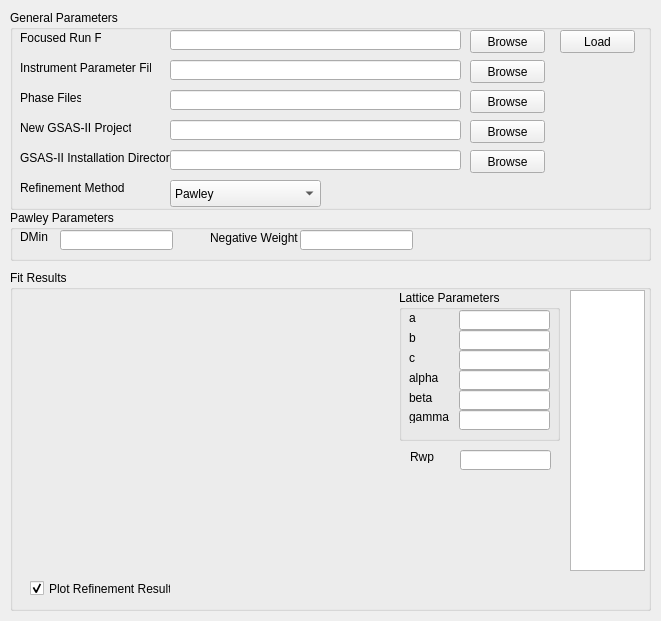
mantidproject/mantid, file qt/scientific_interfaces/EnggDiffraction/EnggDiffractionQtTabGSAS.ui: the form before one commit.
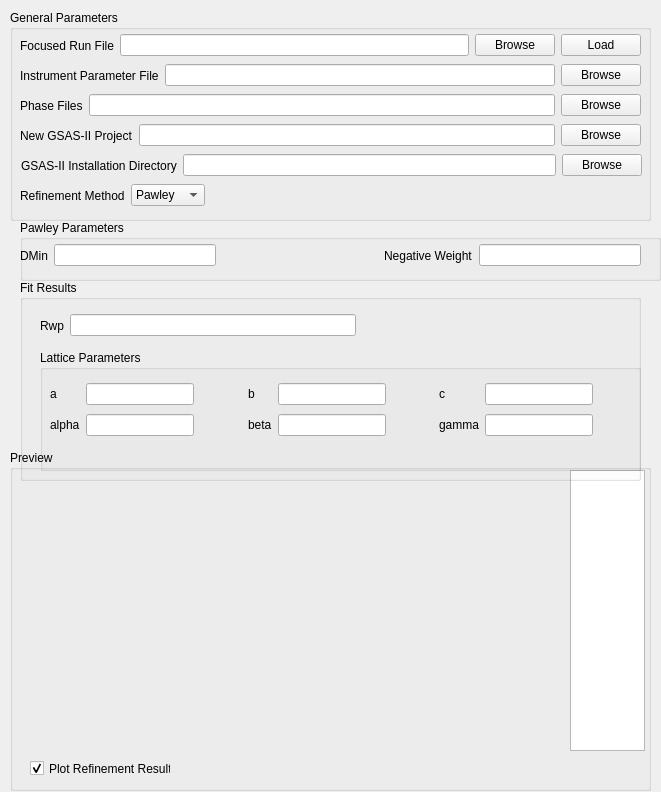
The form after the commit. Custom widgets are drawn as their Qt base class.

Commit message: Re #15552 Organise form items into horizontal layouts

What changed in the file:
```diff
--- a/qt/scientific_interfaces/EnggDiffraction/EnggDiffractionQtTabGSAS.ui
+++ b/qt/scientific_interfaces/EnggDiffraction/EnggDiffractionQtTabGSAS.ui
@@ -7,9 +7,15 @@
     <x>0</x>
     <y>0</y>
     <width>661</width>
-    <height>621</height>
+    <height>792</height>
    </rect>
   </property>
+  <property name="sizePolicy">
+   <sizepolicy hsizetype="Expanding" vsizetype="Expanding">
+    <horstretch>4</horstretch>
+    <verstretch>2</verstretch>
+   </sizepolicy>
+  </property>
   <property name="windowTitle">
    <string>Form</string>
   </property>
@@ -19,21 +25,30 @@
      <x>10</x>
      <y>10</y>
      <width>641</width>
-     <height>200</height>
+     <height>211</height>
     </rect>
    </property>
+   <property name="sizePolicy">
+    <sizepolicy hsizetype="Preferred" vsizetype="Preferred">
+     <horstretch>4</horstretch>
+     <verstretch>2</verstretch>
+    </sizepolicy>
+   </property>
    <property name="title">
     <string>General Parameters</string>
    </property>
+   <widget class="QWidget" name="horizontalLayoutWidget">
+    <property name="geometry">
+     <rect>
+      <x>10</x>
+      <y>20</y>
+      <width>621</width>
+      <height>31</height>
+     </rect>
+    </property>
+    <layout class="QHBoxLayout" name="horizontalLayout_focusedRunFile">
+     <item>
    <widget class="QLabel" name="label_runFile">
-    <property name="geometry">
-     <rect>
-      <x>10</x>
-      <y>20</y>
-      <width>81</width>
-      <height>16</height>
-     </rect>
-    </property>
     <property name="toolTip">
      <string>Nexus file containing a spectrum focused using EnggFocus or the Focus tab</string>
     </property>
@@ -41,51 +56,38 @@
      <string>Focused Run File</string>
     </property>
    </widget>
-   <widget class="QLineEdit" name="lineEdit_runFile">
-    <property name="geometry">
-     <rect>
-      <x>160</x>
-      <y>20</y>
-      <width>291</width>
-      <height>20</height>
-     </rect>
-    </property>
-   </widget>
+     </item>
+     <item>
+      <widget class="QLineEdit" name="lineEdit_runFile"/>
+     </item>
+     <item>
    <widget class="QPushButton" name="pushButton_browseRunFile">
-    <property name="geometry">
-     <rect>
-      <x>460</x>
-      <y>20</y>
-      <width>75</width>
-      <height>23</height>
-     </rect>
-    </property>
     <property name="text">
      <string>Browse</string>
     </property>
    </widget>
+     </item>
+     <item>
    <widget class="QPushButton" name="pushButton_loadRun">
-    <property name="geometry">
-     <rect>
-      <x>550</x>
-      <y>20</y>
-      <width>75</width>
-      <height>23</height>
-     </rect>
-    </property>
     <property name="text">
      <string>Load</string>
     </property>
    </widget>
+     </item>
+    </layout>
+   </widget>
+   <widget class="QWidget" name="horizontalLayoutWidget_2">
+    <property name="geometry">
+     <rect>
+      <x>10</x>
+      <y>50</y>
+      <width>621</width>
+      <height>31</height>
+     </rect>
+    </property>
+    <layout class="QHBoxLayout" name="horizontalLayout_instParams">
+     <item>
    <widget class="QLabel" name="label_instParamsFile">
-    <property name="geometry">
-     <rect>
-      <x>10</x>
-      <y>50</y>
-      <width>131</width>
-      <height>16</height>
-     </rect>
-    </property>
     <property name="toolTip">
      <string>GSAS-style instrument file (extension *.prm)</string>
     </property>
@@ -93,38 +95,31 @@
      <string>Instrument Parameter File</string>
     </property>
    </widget>
-   <widget class="QLineEdit" name="lineEdit_instParamsFile">
-    <property name="geometry">
-     <rect>
-      <x>160</x>
-      <y>50</y>
-      <width>291</width>
-      <height>20</height>
-     </rect>
-    </property>
-   </widget>
+     </item>
+     <item>
+      <widget class="QLineEdit" name="lineEdit_instParamsFile"/>
+     </item>
+     <item>
    <widget class="QPushButton" name="pushButton_browseInstParams">
+       <property name="text">
+        <string>Browse</string>
+       </property>
+      </widget>
+     </item>
+    </layout>
+   </widget>
+   <widget class="QWidget" name="horizontalLayoutWidget_3">
     <property name="geometry">
      <rect>
-      <x>460</x>
-      <y>50</y>
-      <width>75</width>
-      <height>23</height>
+      <x>10</x>
+      <y>80</y>
+      <width>621</width>
+      <height>31</height>
      </rect>
     </property>
-    <property name="text">
-     <string>Browse</string>
-    </property>
-   </widget>
+    <layout class="QHBoxLayout" name="horizontalLayout_phaseFiles">
+     <item>
    <widget class="QLabel" name="label_phaseFiles">
-    <property name="geometry">
-     <rect>
-      <x>10</x>
-      <y>80</y>
-      <width>61</width>
-      <height>16</height>
-     </rect>
-    </property>
     <property name="toolTip">
      <string>*.cif files containing the phases to refine</string>
     </property>
@@ -132,38 +127,31 @@
      <string>Phase Files</string>
     </property>
    </widget>
-   <widget class="QLineEdit" name="lineEdit_phaseFiles">
-    <property name="geometry">
-     <rect>
-      <x>160</x>
-      <y>80</y>
-      <width>291</width>
-      <height>20</height>
-     </rect>
-    </property>
-   </widget>
+     </item>
+     <item>
+      <widget class="QLineEdit" name="lineEdit_phaseFiles"/>
+     </item>
+     <item>
    <widget class="QPushButton" name="pushButton_browsePhaseFiles">
+       <property name="text">
+        <string>Browse</string>
+       </property>
+      </widget>
+     </item>
+    </layout>
+   </widget>
+   <widget class="QWidget" name="horizontalLayoutWidget_4">
     <property name="geometry">
      <rect>
-      <x>460</x>
-      <y>80</y>
-      <width>75</width>
-      <height>23</height>
+      <x>10</x>
+      <y>110</y>
+      <width>621</width>
+      <height>31</height>
      </rect>
     </property>
-    <property name="text">
-     <string>Browse</string>
-    </property>
-   </widget>
+    <layout class="QHBoxLayout" name="horizontalLayout_GSASIIProj">
+     <item>
    <widget class="QLabel" name="label_gsasProjPath">
-    <property name="geometry">
-     <rect>
-      <x>10</x>
-      <y>110</y>
-      <width>111</width>
-      <height>16</height>
-     </rect>
-    </property>
     <property name="toolTip">
      <string>The name of a new *.gpx project to write refinement results out to. This can be opened and used for more complex refinements in GSAS-II</string>
     </property>
@@ -171,38 +159,31 @@
      <string>New GSAS-II Project</string>
     </property>
    </widget>
-   <widget class="QLineEdit" name="lineEdit_gsasProjPath">
-    <property name="geometry">
-     <rect>
-      <x>160</x>
-      <y>110</y>
-      <width>291</width>
-      <height>20</height>
-     </rect>
-    </property>
-   </widget>
+     </item>
+     <item>
+      <widget class="QLineEdit" name="lineEdit_gsasProjPath"/>
+     </item>
+     <item>
    <widget class="QPushButton" name="pushButton_gsasProjPath">
+       <property name="text">
+        <string>Browse</string>
+       </property>
+      </widget>
+     </item>
+    </layout>
+   </widget>
+   <widget class="QWidget" name="horizontalLayoutWidget_5">
     <property name="geometry">
      <rect>
-      <x>460</x>
-      <y>110</y>
-      <width>75</width>
-      <height>23</height>
+      <x>11</x>
+      <y>140</y>
+      <width>621</width>
+      <height>31</height>
      </rect>
     </property>
-    <property name="text">
-     <string>Browse</string>
-    </property>
-   </widget>
+    <layout class="QHBoxLayout" name="horizontalLayout_GSASHome">
+     <item>
    <widget class="QLabel" name="label_gsasHome">
-    <property name="geometry">
-     <rect>
-      <x>10</x>
-      <y>140</y>
-      <width>151</width>
-      <height>16</height>
-     </rect>
-    </property>
     <property name="toolTip">
      <string>Directory containing GSAS-II installation. This directory must contain GSASIIscriptable.py</string>
     </property>
@@ -210,38 +191,31 @@
      <string>GSAS-II Installation Directory</string>
     </property>
    </widget>
-   <widget class="QLineEdit" name="lineEdit_gsasHome">
-    <property name="geometry">
-     <rect>
-      <x>160</x>
-      <y>140</y>
-      <width>291</width>
-      <height>20</height>
-     </rect>
-    </property>
-   </widget>
+     </item>
+     <item>
+      <widget class="QLineEdit" name="lineEdit_gsasHome"/>
+     </item>
+     <item>
    <widget class="QPushButton" name="pushButton_browseGSASHome">
+       <property name="text">
+        <string>Browse</string>
+       </property>
+      </widget>
+     </item>
+    </layout>
+   </widget>
+   <widget class="QWidget" name="horizontalLayoutWidget_6">
     <property name="geometry">
      <rect>
-      <x>460</x>
-      <y>140</y>
-      <width>75</width>
-      <height>23</height>
+      <x>10</x>
+      <y>170</y>
+      <width>621</width>
+      <height>31</height>
      </rect>
     </property>
-    <property name="text">
-     <string>Browse</string>
-    </property>
-   </widget>
+    <layout class="QHBoxLayout" name="horizontalLayout_refinementMethod">
+     <item>
    <widget class="QLabel" name="label_refinementMethod">
-    <property name="geometry">
-     <rect>
-      <x>10</x>
-      <y>170</y>
-      <width>111</width>
-      <height>16</height>
-     </rect>
-    </property>
     <property name="toolTip">
      <string>Rietveld or Pawley</string>
     </property>
@@ -249,15 +223,9 @@
      <string>Refinement Method</string>
     </property>
    </widget>
+     </item>
+     <item>
    <widget class="QComboBox" name="comboBox_refinementMethod">
-    <property name="geometry">
-     <rect>
-      <x>160</x>
-      <y>170</y>
-      <width>151</width>
-      <height>27</height>
-     </rect>
-    </property>
     <item>
      <property name="text">
       <string>Pawley</string>
@@ -269,28 +237,47 @@
      </property>
     </item>
    </widget>
+     </item>
+     <item>
+      <spacer name="horizontalSpacer_6">
+       <property name="orientation">
+        <enum>Qt::Horizontal</enum>
+       </property>
+       <property name="sizeHint" stdset="0">
+        <size>
+         <width>40</width>
+         <height>20</height>
+        </size>
+       </property>
+      </spacer>
+     </item>
+    </layout>
+   </widget>
   </widget>
   <widget class="QGroupBox" name="groupBox_pawleyParams">
    <property name="geometry">
     <rect>
-     <x>10</x>
-     <y>210</y>
+     <x>20</x>
+     <y>220</y>
      <width>641</width>
-     <height>51</height>
+     <height>61</height>
     </rect>
    </property>
    <property name="title">
     <string>Pawley Parameters</string>
    </property>
+   <widget class="QWidget" name="horizontalLayoutWidget_7">
+    <property name="geometry">
+     <rect>
+      <x>0</x>
+      <y>20</y>
+      <width>621</width>
+      <height>31</height>
+     </rect>
+    </property>
+    <layout class="QHBoxLayout" name="horizontalLayout_pawleyParams">
+     <item>
    <widget class="QLabel" name="label_pawleyDMin">
-    <property name="geometry">
-     <rect>
-      <x>10</x>
-      <y>20</y>
-      <width>47</width>
-      <height>13</height>
-     </rect>
-    </property>
     <property name="toolTip">
      <string>The minimum d-spacing to use. Leave empty to use the default (1)</string>
     </property>
@@ -298,28 +285,29 @@
      <string>DMin</string>
     </property>
    </widget>
+     </item>
+     <item>
    <widget class="QLineEdit" name="lineEdit_pawleyDMin">
-    <property name="geometry">
-     <rect>
-      <x>50</x>
-      <y>20</y>
-      <width>113</width>
-      <height>20</height>
-     </rect>
-    </property>
     <property name="layoutDirection">
      <enum>Qt::LeftToRight</enum>
     </property>
    </widget>
+     </item>
+     <item>
+      <spacer name="horizontalSpacer_8">
+       <property name="orientation">
+        <enum>Qt::Horizontal</enum>
+       </property>
+       <property name="sizeHint" stdset="0">
+        <size>
+         <width>40</width>
+         <height>20</height>
+        </size>
+       </property>
+      </spacer>
+     </item>
+     <item>
    <widget class="QLabel" name="label_pawleyNegativeWeight">
-    <property name="geometry">
-     <rect>
-      <x>200</x>
-      <y>20</y>
-      <width>91</width>
-      <height>16</height>
-     </rect>
-    </property>
     <property name="toolTip">
      <string>The weight of the penalty function for negative intensities. Leave empty to use default (0)</string>
     </property>
@@ -327,35 +315,31 @@
      <string>Negative Weight</string>
     </property>
    </widget>
-   <widget class="QLineEdit" name="lineEdit_pawleyNegativeWeight">
-    <property name="geometry">
-     <rect>
-      <x>290</x>
-      <y>20</y>
-      <width>113</width>
-      <height>20</height>
-     </rect>
-    </property>
+     </item>
+     <item>
+      <widget class="QLineEdit" name="lineEdit_pawleyNegativeWeight"/>
+     </item>
+    </layout>
    </widget>
   </widget>
-  <widget class="QGroupBox" name="groupBox_fitResults">
+  <widget class="QGroupBox" name="groupBox_preview">
    <property name="geometry">
     <rect>
      <x>10</x>
-     <y>270</y>
+     <y>450</y>
      <width>641</width>
      <height>341</height>
     </rect>
    </property>
    <property name="title">
-    <string>Fit Results</string>
+    <string>Preview</string>
    </property>
    <widget class="QwtPlot" name="plotArea">
     <property name="geometry">
      <rect>
       <x>10</x>
       <y>20</y>
-      <width>371</width>
+      <width>541</width>
       <height>281</height>
      </rect>
     </property>
@@ -407,184 +391,222 @@
      </rect>
     </property>
    </widget>
+   <zorder>plotArea</zorder>
+   <zorder>checkBox_showRefinementResults</zorder>
+   <zorder>listWidget_runLabels</zorder>
+   <zorder>groupBox_fitResults</zorder>
+  </widget>
+  <widget class="QGroupBox" name="groupBox_fitResults">
+   <property name="geometry">
+    <rect>
+     <x>20</x>
+     <y>280</y>
+     <width>621</width>
+     <height>201</height>
+    </rect>
+   </property>
+   <property name="title">
+    <string>Fit Results</string>
+   </property>
    <widget class="QGroupBox" name="groupBox_latticeParams">
     <property name="geometry">
      <rect>
-      <x>389</x>
-      <y>20</y>
-      <width>161</width>
-      <height>151</height>
+      <x>20</x>
+      <y>70</y>
+      <width>601</width>
+      <height>121</height>
      </rect>
     </property>
     <property name="title">
      <string>Lattice Parameters</string>
     </property>
+    <widget class="QWidget" name="gridLayoutWidget">
+     <property name="geometry">
+      <rect>
+       <x>10</x>
+       <y>30</y>
+       <width>591</width>
+       <height>61</height>
+      </rect>
+     </property>
+     <layout class="QGridLayout" name="gridLayout_latticeParams">
+      <item row="1" column="2">
+       <spacer name="horizontalSpacer_10">
+        <property name="orientation">
+         <enum>Qt::Horizontal</enum>
+        </property>
+        <property name="sizeHint" stdset="0">
+         <size>
+          <width>40</width>
+          <height>20</height>
+         </size>
+        </property>
+       </spacer>
+      </item>
+      <item row="0" column="5">
+       <spacer name="horizontalSpacer_9">
+        <property name="orientation">
+         <enum>Qt::Horizontal</enum>
+        </property>
+        <property name="sizeHint" stdset="0">
+         <size>
+          <width>40</width>
+          <height>20</height>
+         </size>
+        </property>
+       </spacer>
+      </item>
+      <item row="0" column="0">
     <widget class="QLabel" name="label_latticeParamA">
-     <property name="geometry">
-      <rect>
-       <x>10</x>
-       <y>20</y>
-       <width>31</width>
-       <height>16</height>
-      </rect>
-     </property>
      <property name="text">
       <string>a</string>
      </property>
     </widget>
+      </item>
+      <item row="0" column="3">
     <widget class="QLabel" name="label_latticeParamB">
-     <property name="geometry">
-      <rect>
-       <x>10</x>
-       <y>40</y>
-       <width>31</width>
-       <height>16</height>
-      </rect>
-     </property>
      <property name="text">
       <string>b</string>
      </property>
     </widget>
-    <widget class="QLabel" name="label_latticeParamC">
-     <property name="geometry">
-      <rect>
-       <x>10</x>
-       <y>60</y>
-       <width>31</width>
-       <height>16</height>
-      </rect>
-     </property>
-     <property name="text">
-      <string>c</string>
-     </property>
-    </widget>
-    <widget class="QLabel" name="label_latticeParamAlpha">
-     <property name="geometry">
-      <rect>
-       <x>10</x>
-       <y>80</y>
-       <width>31</width>
-       <height>16</height>
-      </rect>
-     </property>
-     <property name="text">
-      <string>alpha</string>
-     </property>
-    </widget>
+      </item>
+      <item row="0" column="4">
+       <widget class="QLineEdit" name="lineEdit_latticeParamB">
+        <property name="readOnly">
+         <bool>true</bool>
+        </property>
+       </widget>
+      </item>
+      <item row="1" column="3">
     <widget class="QLabel" name="label_latticeParamBeta">
-     <property name="geometry">
-      <rect>
-       <x>10</x>
-       <y>100</y>
-       <width>31</width>
-       <height>16</height>
-      </rect>
-     </property>
      <property name="text">
       <string>beta</string>
      </property>
     </widget>
-    <widget class="QLabel" name="label_latticeParamGamma">
-     <property name="geometry">
-      <rect>
-       <x>10</x>
-       <y>120</y>
-       <width>47</width>
-       <height>13</height>
-      </rect>
-     </property>
-     <property name="text">
-      <string>gamma</string>
-     </property>
-    </widget>
+      </item>
+      <item row="0" column="1">
     <widget class="QLineEdit" name="lineEdit_latticeParamA">
-     <property name="geometry">
-      <rect>
-       <x>60</x>
-       <y>20</y>
-       <width>91</width>
-       <height>20</height>
-      </rect>
-     </property>
      <property name="readOnly">
       <bool>true</bool>
      </property>
     </widget>
-    <widget class="QLineEdit" name="lineEdit_latticeParamB">
-     <property name="geometry">
-      <rect>
-       <x>60</x>
-       <y>40</y>
-       <width>91</width>
-       <height>20</height>
-      </rect>
-     </property>
-     <property name="readOnly">
-      <bool>true</bool>
-     </property>
-    </widget>
+      </item>
+      <item row="0" column="7">
     <widget class="QLineEdit" name="lineEdit_latticeParamC">
-     <property name="geometry">
-      <rect>
-       <x>60</x>
-       <y>60</y>
-       <width>91</width>
-       <height>20</height>
-      </rect>
-     </property>
      <property name="readOnly">
       <bool>true</bool>
      </property>
     </widget>
+      </item>
+      <item row="1" column="1">
     <widget class="QLineEdit" name="lineEdit_latticeParamAlpha">
-     <property name="geometry">
-      <rect>
-       <x>60</x>
-       <y>80</y>
-       <width>91</width>
-       <height>20</height>
-      </rect>
-     </property>
      <property name="readOnly">
       <bool>true</bool>
      </property>
     </widget>
+      </item>
+      <item row="0" column="6">
+       <widget class="QLabel" name="label_latticeParamC">
+        <property name="text">
+         <string>c</string>
+        </property>
+       </widget>
+      </item>
+      <item row="1" column="4">
     <widget class="QLineEdit" name="lineEdit_latticeParamBeta">
-     <property name="geometry">
-      <rect>
-       <x>60</x>
-       <y>100</y>
-       <width>91</width>
-       <height>20</height>
-      </rect>
-     </property>
      <property name="readOnly">
       <bool>true</bool>
      </property>
     </widget>
+      </item>
+      <item row="1" column="0">
+       <widget class="QLabel" name="label_latticeParamAlpha">
+        <property name="text">
+         <string>alpha</string>
+        </property>
+       </widget>
+      </item>
+      <item row="1" column="6">
+       <widget class="QLabel" name="label_latticeParamGamma">
+        <property name="text">
+         <string>gamma</string>
+        </property>
+       </widget>
+      </item>
+      <item row="1" column="7">
     <widget class="QLineEdit" name="lineEdit_latticeParamGamma">
+        <property name="readOnly">
+         <bool>true</bool>
+        </property>
+       </widget>
+      </item>
+      <item row="1" column="5">
+       <spacer name="horizontalSpacer_11">
+        <property name="orientation">
+         <enum>Qt::Horizontal</enum>
+        </property>
+        <property name="sizeHint" stdset="0">
+         <size>
+          <width>40</width>
+          <height>20</height>
+         </size>
+        </property>
+       </spacer>
+      </item>
+      <item row="0" column="2">
+       <spacer name="horizontalSpacer_7">
+        <property name="orientation">
+         <enum>Qt::Horizontal</enum>
+        </property>
+        <property name="sizeHint" stdset="0">
+         <size>
+          <width>40</width>
+          <height>20</height>
+         </size>
+        </property>
+       </spacer>
+      </item>
+      <item row="0" column="8">
+       <spacer name="horizontalSpacer_13">
+        <property name="orientation">
+         <enum>Qt::Horizontal</enum>
+        </property>
+        <property name="sizeHint" stdset="0">
+         <size>
+          <width>40</width>
+          <height>20</height>
+         </size>
+        </property>
+       </spacer>
+      </item>
+      <item row="1" column="8">
+       <spacer name="horizontalSpacer_14">
+        <property name="orientation">
+         <enum>Qt::Horizontal</enum>
+        </property>
+        <property name="sizeHint" stdset="0">
+         <size>
+          <width>40</width>
+          <height>20</height>
+         </size>
+        </property>
+       </spacer>
+      </item>
+     </layout>
+    </widget>
+   </widget>
+   <widget class="QWidget" name="horizontalLayoutWidget_8">
      <property name="geometry">
       <rect>
-       <x>60</x>
-       <y>120</y>
-       <width>91</width>
-       <height>20</height>
-      </rect>
-     </property>
-     <property name="readOnly">
-      <bool>true</bool>
-     </property>
-    </widget>
-   </widget>
+      <x>20</x>
+      <y>30</y>
+      <width>601</width>
+      <height>31</height>
+     </rect>
+    </property>
+    <layout class="QHBoxLayout" name="horizontalLayout_rwp">
+     <item>
    <widget class="QLabel" name="label_rwp">
-    <property name="geometry">
-     <rect>
-      <x>400</x>
-      <y>180</y>
-      <width>47</width>
-      <height>13</height>
-     </rect>
-    </property>
     <property name="toolTip">
      <string>Weight profile R-factor, goodness of fit index</string>
     </property>
@@ -592,18 +614,28 @@
      <string>Rwp</string>
     </property>
    </widget>
+     </item>
+     <item>
    <widget class="QLineEdit" name="lineEdit_rwp">
-    <property name="geometry">
-     <rect>
-      <x>450</x>
-      <y>180</y>
-      <width>91</width>
-      <height>20</height>
-     </rect>
-    </property>
     <property name="readOnly">
      <bool>true</bool>
     </property>
+      </widget>
+     </item>
+     <item>
+      <spacer name="horizontalSpacer_12">
+       <property name="orientation">
+        <enum>Qt::Horizontal</enum>
+       </property>
+       <property name="sizeHint" stdset="0">
+        <size>
+         <width>40</width>
+         <height>20</height>
+        </size>
+       </property>
+      </spacer>
+     </item>
+    </layout>
    </widget>
   </widget>
  </widget>
```
Lines whose indentation alone changed are shown as unchanged.
